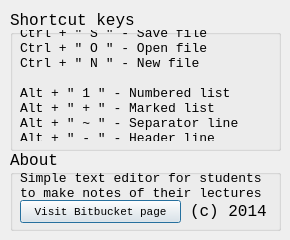
Old version of the form aboutwindow.ui in the repository Maxym-Dmytriiev/noteitpad.
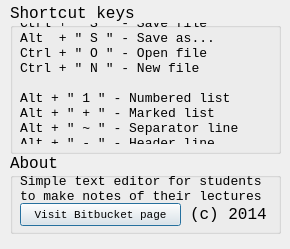
New version of the form. Icons and pictures are not drawn.

What changed in the file:
```diff
--- a/aboutwindow.ui
+++ b/aboutwindow.ui
@@ -10,7 +10,7 @@
     <x>0</x>
     <y>0</y>
     <width>290</width>
-    <height>240</height>
+    <height>249</height>
    </rect>
   </property>
   <property name="windowTitle">
@@ -24,7 +24,7 @@
    <property name="geometry">
     <rect>
      <x>0</x>
-     <y>0</y>
+     <y>3</y>
      <width>291</width>
      <height>241</height>
     </rect>
@@ -33,9 +33,9 @@
     <property name="geometry">
      <rect>
       <x>10</x>
-      <y>10</y>
+      <y>0</y>
       <width>271</width>
-      <height>141</height>
+      <height>151</height>
      </rect>
     </property>
     <property name="font">
@@ -53,7 +53,7 @@
        <x>10</x>
        <y>20</y>
        <width>281</width>
-       <height>111</height>
+       <height>121</height>
       </rect>
      </property>
      <property name="font">
@@ -64,6 +64,7 @@
      </property>
      <property name="text">
       <string>Ctrl + &quot; S &quot; - Save file
+Alt  + &quot; S &quot; - Save as...
 Ctrl + &quot; O &quot; - Open file
 Ctrl + &quot; N &quot; - New file
 
```
